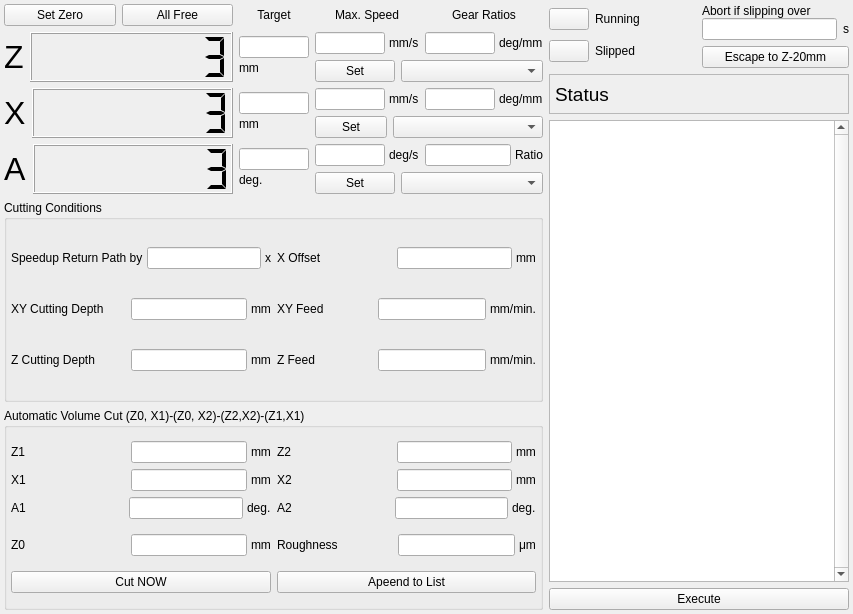
The window that modules/motor/camform.ui (northriv/KAME) describes before a commit, drawn with Qt 5.
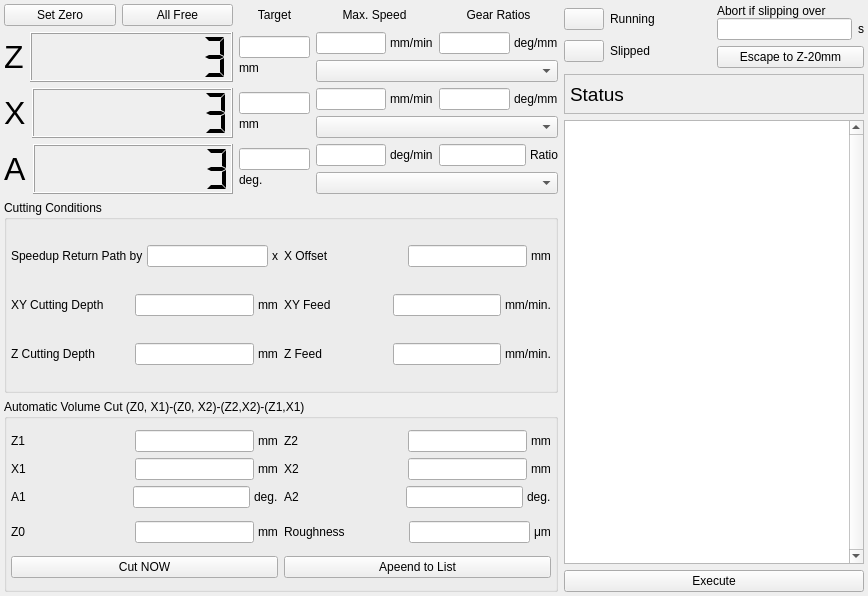
The same window after the commit.

Commit message: CAM: mm/s -> mm/min.

```diff
--- a/modules/motor/camform.ui
+++ b/modules/motor/camform.ui
@@ -6,8 +6,8 @@
    <rect>
     <x>0</x>
     <y>0</y>
-    <width>853</width>
-    <height>614</height>
+    <width>868</width>
+    <height>596</height>
    </rect>
   </property>
   <property name="windowTitle">
@@ -298,7 +298,7 @@
            </sizepolicy>
           </property>
           <property name="text">
-           <string>mm/s</string>
+           <string>mm/min</string>
           </property>
           <property name="wordWrap">
            <bool>false</bool>
@@ -354,19 +354,6 @@
       </item>
       <item row="2" column="2" colspan="2">
        <layout class="QHBoxLayout" name="horizontalLayout_14">
-        <item>
-         <widget class="QPushButton" name="m_btnSetMaxSpeedZ">
-          <property name="minimumSize">
-           <size>
-            <width>40</width>
-            <height>0</height>
-           </size>
-          </property>
-          <property name="text">
-           <string>Set</string>
-          </property>
-         </widget>
-        </item>
         <item>
          <widget class="QComboBox" name="m_cmbSTMZ">
           <property name="sizePolicy">
@@ -531,7 +518,7 @@
            </sizepolicy>
           </property>
           <property name="text">
-           <string>mm/s</string>
+           <string>mm/min</string>
           </property>
           <property name="wordWrap">
            <bool>false</bool>
@@ -587,19 +574,6 @@
       </item>
       <item row="4" column="2" colspan="2">
        <layout class="QHBoxLayout" name="horizontalLayout_11">
-        <item>
-         <widget class="QPushButton" name="m_btnSetMaxSpeedX">
-          <property name="minimumSize">
-           <size>
-            <width>40</width>
-            <height>0</height>
-           </size>
-          </property>
-          <property name="text">
-           <string>Set</string>
-          </property>
-         </widget>
-        </item>
         <item>
          <widget class="QComboBox" name="m_cmbSTMX">
           <property name="sizePolicy">
@@ -770,7 +744,7 @@
            </sizepolicy>
           </property>
           <property name="text">
-           <string>deg/s</string>
+           <string>deg/min</string>
           </property>
           <property name="wordWrap">
            <bool>false</bool>
@@ -826,19 +800,6 @@
       </item>
       <item row="6" column="2" colspan="2">
        <layout class="QHBoxLayout" name="horizontalLayout_10">
-        <item>
-         <widget class="QPushButton" name="m_btnSetMaxSpeedA">
-          <property name="minimumSize">
-           <size>
-            <width>40</width>
-            <height>0</height>
-           </size>
-          </property>
-          <property name="text">
-           <string>Set</string>
-          </property>
-         </widget>
-        </item>
         <item>
          <widget class="QComboBox" name="m_cmbSTMA">
           <property name="sizePolicy">
```
The commit also changes 2 other files.
